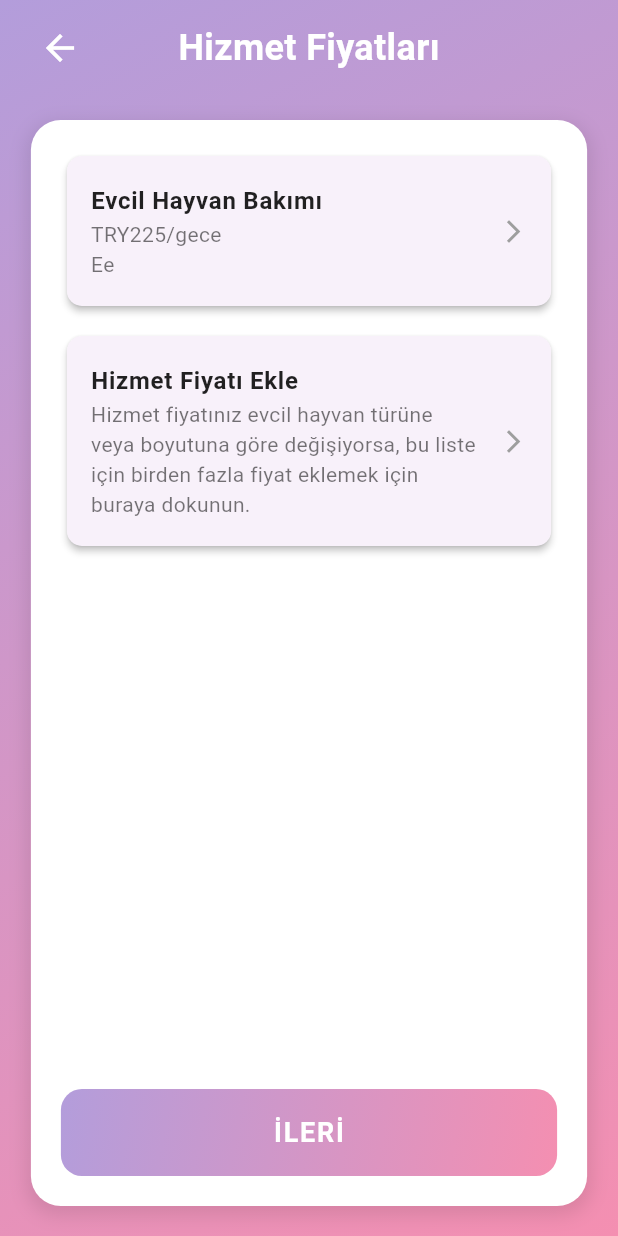
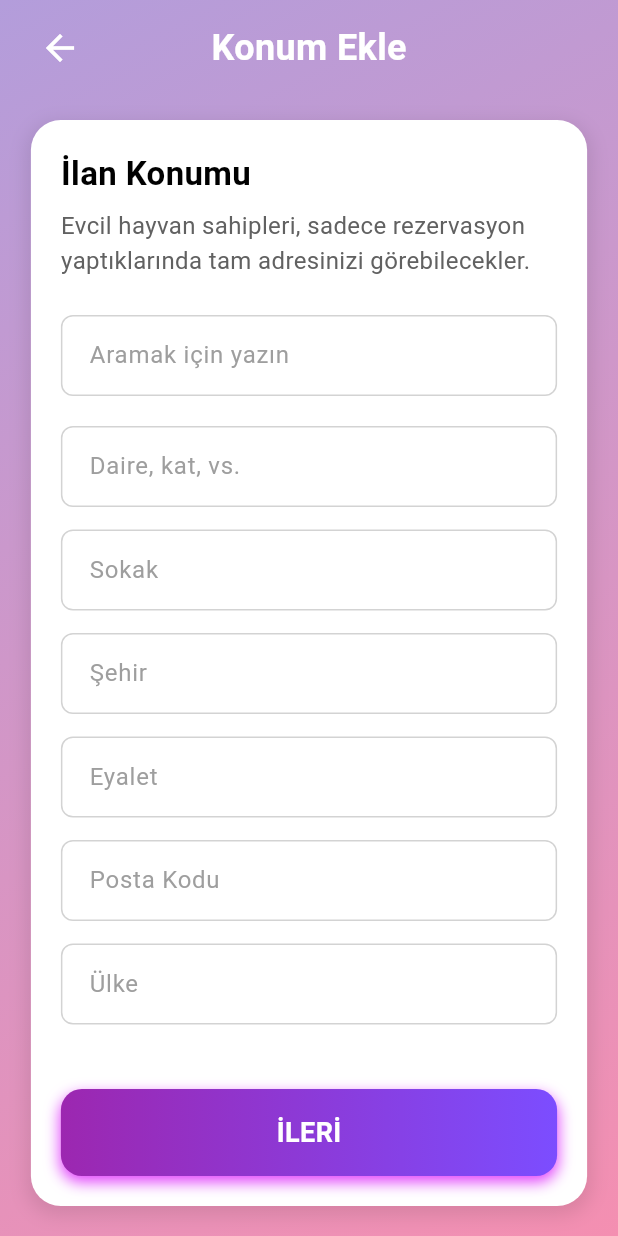
Before and after one commit to iremsuerdemir/Zoozy, a Flutter app: the screen it shows after launch, on a phone screen of 412 x 824 dp. Run offline on Flutter 3.47's test engine with Material 3 defaults, Android fonts, the phone set to English and light mode, and no system bars; our stand-ins replace firebase_auth, firebase_core, font_awesome_flutter, google_sign_in, image_picker, intl_phone_field and 3 more; missing offline and left inert: flutter_facebook_auth, flutter_google_places_hoc081098; accounts and stored records are empty.

Commit message:
adres ekleme ve google maps eklendi ancak sorun devam ediyor

```diff
--- a/lib/main.dart
+++ b/lib/main.dart
@@ -4,6 +4,7 @@ import 'package:firebase_core/firebase_core.dart';
 import 'package:google_sign_in/google_sign_in.dart';
 import 'package:flutter_facebook_auth/flutter_facebook_auth.dart';
 import 'package:zoozy/screens/about_me_page.dart';
+import 'package:zoozy/screens/add_location.dart';
 import 'package:zoozy/screens/add_service_rate_page.dart'
     show AddServiceRatePageFromPrefs;
 import 'package:zoozy/screens/describe_services_page.dart';
@@ -68,7 +69,7 @@ class MyApp extends StatelessWidget {
       theme: ThemeData(
         colorScheme: ColorScheme.fromSeed(seedColor: Colors.deepPurple),
       ),
-      home: const ServiceRatesPage(),
+      home: const AddLocation(),
       routes: {
         '/addServiceRate': (context) => const AddServiceRatePageFromPrefs(),
       },
--- /dev/null
+++ b/lib/screens/add_location.dart
@@ -0,0 +1,306 @@
+import 'dart:math' as math;
+import 'package:flutter/material.dart';
+import 'package:flutter_google_places_hoc081098/flutter_google_places_hoc081098.dart';
+
+class AddLocation extends StatefulWidget {
+  const AddLocation({super.key});
+
+  @override
+  State<AddLocation> createState() => _AddLocationState();
+}
+
+class _AddLocationState extends State<AddLocation> {
+  final TextEditingController searchController = TextEditingController();
+  final TextEditingController aptController = TextEditingController();
+  final TextEditingController streetController = TextEditingController();
+  final TextEditingController cityController = TextEditingController();
+  final TextEditingController stateController = TextEditingController();
+  final TextEditingController postalController = TextEditingController();
+  final TextEditingController countryController = TextEditingController();
+
+  final OutlineInputBorder _inputBorder = const OutlineInputBorder(
+    borderRadius: BorderRadius.all(Radius.circular(8.0)),
+    borderSide: BorderSide(color: Color(0xFFD3D3D3)),
+  );
+  static const String googleApiKey = "AIzaSyCxCjJKz8p4hDgYuzpSs27mCRGAmc8BFI4";
+
+  @override
+  Widget build(BuildContext context) {
+    return Scaffold(
+      body: Stack(
+        children: [
+          Container(
+            decoration: const BoxDecoration(
+              gradient: LinearGradient(
+                colors: [Color(0xFFB39DDB), Color(0xFFF48FB1)],
+                begin: Alignment.topLeft,
+                end: Alignment.bottomRight,
+              ),
+            ),
+          ),
+          SafeArea(
+            child: Column(
+              children: [
+                Padding(
+                  padding: const EdgeInsets.symmetric(
+                    horizontal: 16.0,
+                    vertical: 8,
+                  ),
+                  child: Row(
+                    mainAxisAlignment: MainAxisAlignment.spaceBetween,
+                    children: [
+                      IconButton(
+                        icon: const Icon(
+                          Icons.arrow_back,
+                          color: Colors.white,
+                          size: 28,
+                        ),
+                        onPressed: () => Navigator.pop(context),
+                      ),
+                      const Text(
+                        'Konum Ekle',
+                        style: TextStyle(
+                          color: Colors.white,
+                          fontSize: 24,
+                          fontWeight: FontWeight.bold,
+                        ),
+                      ),
+                      const SizedBox(width: 48),
+                    ],
+                  ),
+                ),
+                const SizedBox(height: 16),
+                Expanded(
+                  child: LayoutBuilder(
+                    builder: (context, constraints) {
+                      final double maxWidth = math.min(
+                        constraints.maxWidth * 0.9,
+                        900,
+                      );
+                      final double fontSize = constraints.maxWidth > 1000
+                          ? 18
+                          : (constraints.maxWidth < 360 ? 14 : 16);
+
+                      return Center(
+                        child: Container(
+                          width: maxWidth,
+                          padding: const EdgeInsets.all(20),
+                          decoration: BoxDecoration(
+                            color: Colors.white,
+                            borderRadius: BorderRadius.circular(20),
+                            boxShadow: [
+                              BoxShadow(
+                                color: Colors.black.withOpacity(0.1),
+                                blurRadius: 10,
+                                spreadRadius: 2,
+                                offset: const Offset(0, 4),
+                              ),
+                            ],
+                          ),
+                          child: Column(
+                            children: [
+                              Expanded(
+                                child: SingleChildScrollView(
+                                  physics: const BouncingScrollPhysics(),
+                                  child: Column(
+                                    crossAxisAlignment:
+                                        CrossAxisAlignment.start,
+                                    children: [
+                                      Text(
+                                        'İlan Konumu',
+                                        style: TextStyle(
+                                          fontSize: fontSize + 6,
+                                          fontWeight: FontWeight.bold,
+                                          color: Colors.black,
+                                        ),
+                                      ),
+                                      const SizedBox(height: 8),
+                                      Text(
+                                        "Evcil hayvan sahipleri, sadece rezervasyon yaptıklarında tam adresinizi görebilecekler.",
+                                        style: TextStyle(
+                                          fontSize: fontSize,
+                                          color: Colors.grey[700],
+                                        ),
+                                      ),
+                                      const SizedBox(height: 25),
+
+                                      // Google Places Autocomplete (show ile)
+                                      _buildInputField(
+                                        hint: 'Aramak için yazın',
+                                        controller: searchController,
+                                        readOnly: false,
+                                        onTap: () async {
+                                          final p =
+                                              await PlacesAutocomplete.show(
+                                                context: context,
+                                                apiKey: googleApiKey,
+                                                mode: Mode.overlay,
+                                                types: [],
+                                                strictbounds: false,
+                                                onError: (err) => print(err),
+                                              );
+
+                                          if (p != null) {
+                                            setState(() {
+                                              searchController.text =
+                                                  p.description ?? '';
+                                            });
+                                          }
+                                        },
+                                      ),
+
+                                      const SizedBox(height: 20),
+                                      _buildInputField(
+                                        hint: 'Daire, kat, vs.',
+                                        controller: aptController,
+                                      ),
+                                      const SizedBox(height: 15),
+                                      _buildInputField(
+                                        hint: 'Sokak',
+                                        controller: streetController,
+                                      ),
+                                      const SizedBox(height: 15),
+                                      _buildInputField(
+                                        hint: 'Şehir',
+                                        controller: cityController,
+                                      ),
+                                      const SizedBox(height: 15),
+                                      _buildInputField(
+                                        hint: 'Eyalet',
+                                        controller: stateController,
+                                      ),
+                                      const SizedBox(height: 15),
+                                      _buildInputField(
+                                        hint: 'Posta Kodu',
+                                        controller: postalController,
+                                      ),
+                                      const SizedBox(height: 15),
+                                      _buildInputField(
+                                        hint: 'Ülke',
+                                        controller: countryController,
+                                      ),
+                                      const SizedBox(height: 20),
+                                    ],
+                                  ),
+                                ),
+                              ),
+                              GestureDetector(
+                                onTap: () {
+                                  if (searchController.text.isEmpty ||
+                                      aptController.text.isEmpty ||
+                                      streetController.text.isEmpty ||
+                                      cityController.text.isEmpty ||
+                                      stateController.text.isEmpty ||
+                                      postalController.text.isEmpty ||
+                                      countryController.text.isEmpty) {
+                                    showDialog(
+                                      context: context,
+                                      builder: (context) => AlertDialog(
+                                        shape: RoundedRectangleBorder(
+                                          borderRadius: BorderRadius.circular(
+                                            16,
+                                          ),
+                                        ),
+                                        title: const Icon(
+                                          Icons.error,
+                                          color: Colors.red,
+                                          size: 50,
+                                        ),
+                                        content: const Text(
+                                          'Please provide a more accurate address of your service to proceed.',
+                                          style: TextStyle(fontSize: 16),
+                                        ),
+                                        actions: [
+                                          TextButton(
+                                            onPressed: () =>
+                                                Navigator.pop(context),
+                                            style: TextButton.styleFrom(
+                                              backgroundColor: const Color(
+                                                0xFF9370DB,
+                                              ),
+                                              foregroundColor: Colors.white,
+                                            ),
+                                            child: const Text('OK'),
+                                          ),
+                                        ],
+                                      ),
+                                    );
+                                  }
+                                },
+                                child: Container(
+                                  width: double.infinity,
+                                  padding: const EdgeInsets.symmetric(
+                                    vertical: 16,
+                                  ),
+                                  decoration: BoxDecoration(
+                                    gradient: const LinearGradient(
+                                      colors: [
+                                        Colors.purple,
+                                        Colors.deepPurpleAccent,
+                                      ],
+                                    ),
+                                    borderRadius: BorderRadius.circular(14),
+                                    boxShadow: const [
+                                      BoxShadow(
+                                        color: Colors.purpleAccent,
+                                        blurRadius: 8,
+                                        offset: Offset(0, 4),
+                                      ),
+                                    ],
+                                  ),
+                                  child: const Center(
+                                    child: Text(
+                                      'İLERİ',
+                                      style: TextStyle(
+                                        color: Colors.white,
+                                        fontSize: 18,
+                                        fontWeight: FontWeight.bold,
+                                      ),
+                                    ),
+                                  ),
+                                ),
+                              ),
+                            ],
+                          ),
+                        ),
+                      );
+                    },
+                  ),
+                ),
+                const SizedBox(height: 20),
+              ],
+            ),
+          ),
+        ],
+      ),
+    );
+  }
+
+  Widget _buildInputField({
+    required String hint,
+    TextEditingController? controller,
+    bool readOnly = false,
+    VoidCallback? onTap,
+  }) {
+    return TextFormField(
+      controller: controller,
+      readOnly: readOnly,
+      onTap: onTap,
+      decoration: InputDecoration(
+        hintText: hint,
+        hintStyle: const TextStyle(color: Colors.grey, fontSize: 16),
+        fillColor: Colors.white,
+        filled: true,
+        border: _inputBorder,
+        enabledBorder: _inputBorder,
+        focusedBorder: _inputBorder.copyWith(
+          borderSide: const BorderSide(color: Color(0xFF8A2BE2), width: 1.5),
+        ),
+        contentPadding: const EdgeInsets.symmetric(
+          vertical: 15,
+          horizontal: 15,
+        ),
+      ),
+    );
+  }
+}
```
Also changed, not shown: pubspec.yaml (+15 -8 lines), pubspec.lock, 2 other files.
